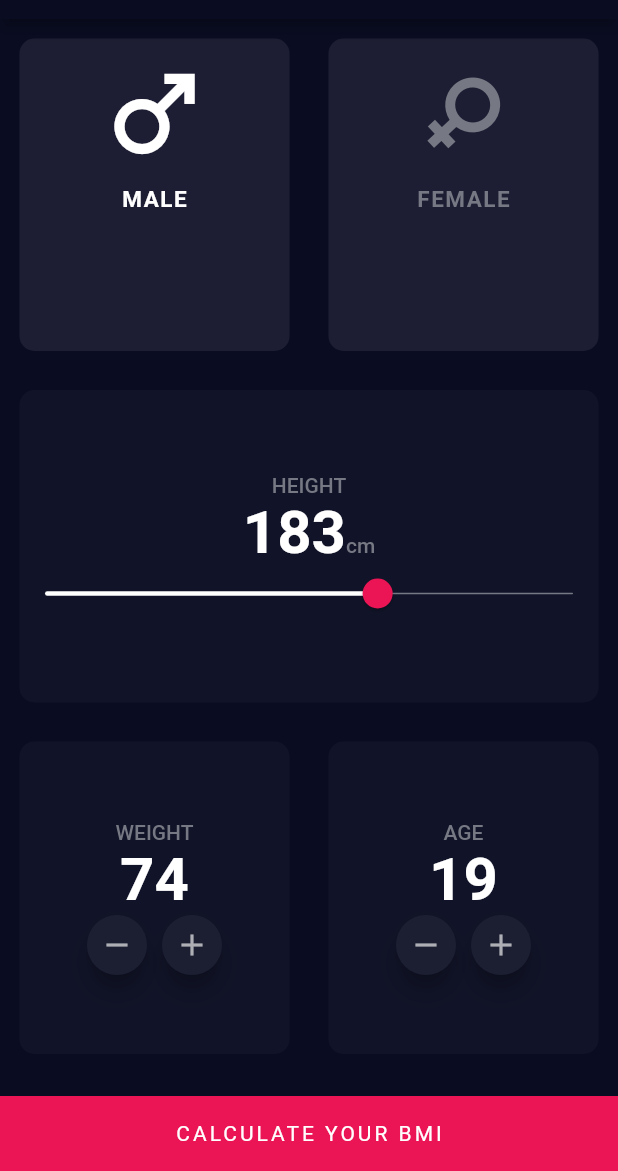
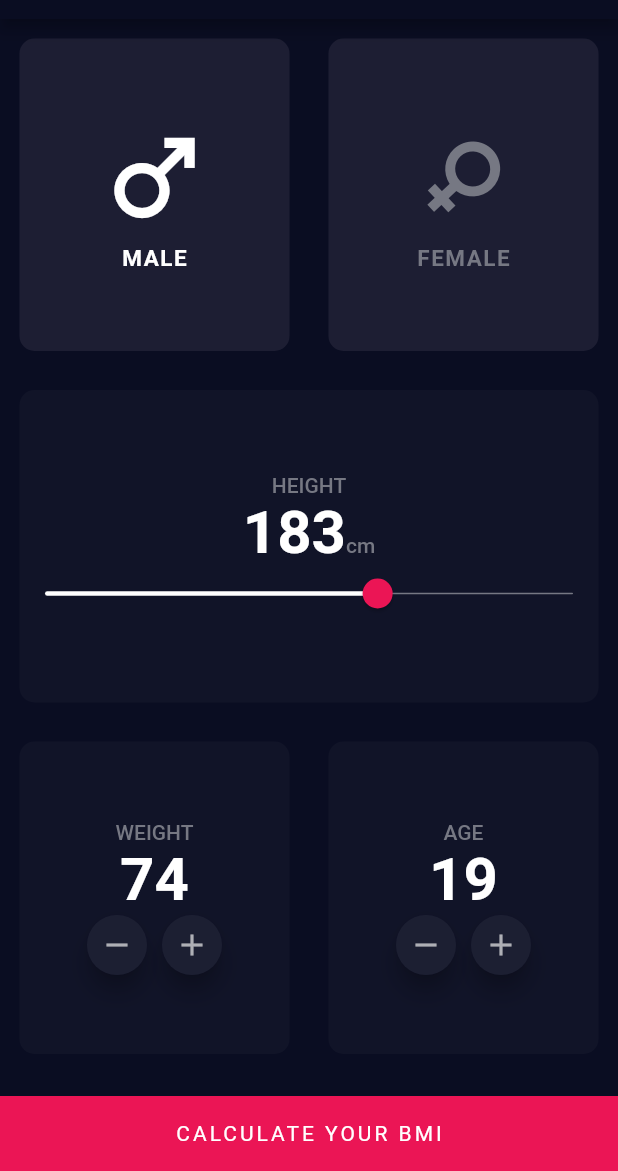
Before and after one commit to zeeshi2k1/bmi_calculator, a Flutter app: the screen it shows after launch, on a phone screen of 412 x 824 dp, the part 65-1236 px from its top. Run offline on Flutter 3.47's test engine with Material 2 defaults, Android fonts, the phone set to English and light mode, and no system bars.

Commit message:
Initial Commit

```diff
--- a/lib/Components/gender_card.dart
+++ b/lib/Components/gender_card.dart
@@ -16,16 +16,15 @@ class genderCard extends StatelessWidget {
 
   @override
   Widget build(BuildContext context) {
-    return Padding(
-      padding: const EdgeInsets.only(top: 10),
-      child: Column(
+    return Column(
+      mainAxisAlignment: MainAxisAlignment.center,
       children: <Widget>[
         Transform.rotate(
           angle: angleValue,
           child: icon,
         ),
         SizedBox(
-            height: 8,
+          height: 5,
         ),
         Text(
           title,
@@ -37,7 +36,6 @@ class genderCard extends StatelessWidget {
           ),
         ),
       ],
-      ),
     );
   }
 }
--- a/lib/Screens/output_page.dart
+++ b/lib/Screens/output_page.dart
@@ -47,6 +47,7 @@ class _OutputPageState extends State<OutputPage> {
                 padding:
                 const EdgeInsets.symmetric(vertical: 33, horizontal: 43),
                 child: Column(
+                  mainAxisAlignment: MainAxisAlignment.center,
                   children: <Widget>[
                     Text(
                       status,
```
Also changed, not shown: 32 other files. Lines whose indentation alone changed are shown as unchanged.
